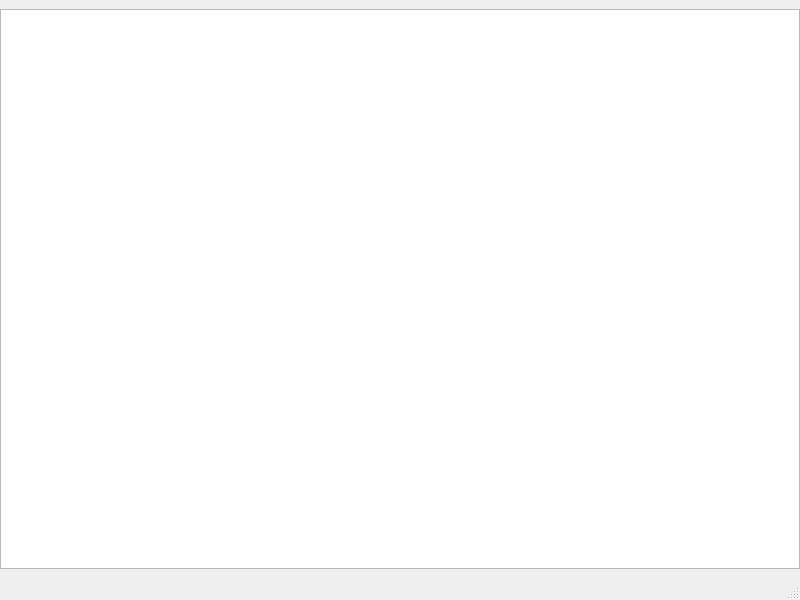
Qt form lab2/qtexteditor.ui (architect-prog/qt_labs) before a commit.
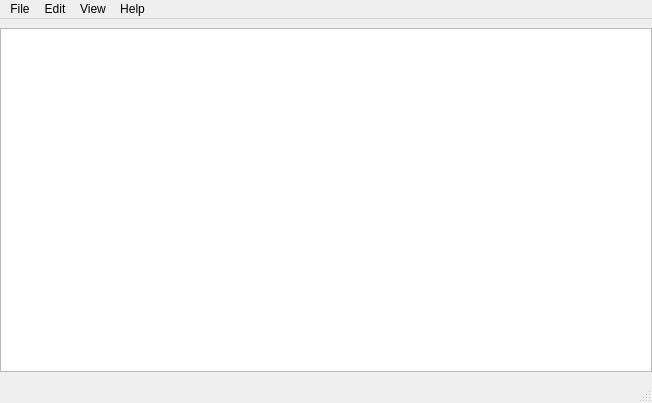
The same form after that commit. Icons and pictures are not drawn.

What changed in the file:
```diff
--- a/lab2/qtexteditor.ui
+++ b/lab2/qtexteditor.ui
@@ -6,8 +6,8 @@
    <rect>
     <x>0</x>
     <y>0</y>
-    <width>800</width>
-    <height>600</height>
+    <width>652</width>
+    <height>403</height>
    </rect>
   </property>
   <property name="windowTitle">
@@ -39,10 +39,52 @@
     <rect>
      <x>0</x>
      <y>0</y>
-     <width>800</width>
+     <width>652</width>
      <height>26</height>
     </rect>
    </property>
+   <widget class="QMenu" name="menuFile">
+    <property name="title">
+     <string>File</string>
+    </property>
+    <addaction name="actionNew"/>
+    <addaction name="actionOpen"/>
+    <addaction name="separator"/>
+    <addaction name="actionSave"/>
+    <addaction name="actionSave_As"/>
+    <addaction name="separator"/>
+    <addaction name="actionClose"/>
+    <addaction name="separator"/>
+    <addaction name="actionExit"/>
+   </widget>
+   <widget class="QMenu" name="menus">
+    <property name="title">
+     <string>Edit</string>
+    </property>
+    <addaction name="actionCut"/>
+    <addaction name="actionCopy"/>
+    <addaction name="actionPaste"/>
+    <addaction name="separator"/>
+    <addaction name="actionUndo"/>
+    <addaction name="actionRedo"/>
+   </widget>
+   <widget class="QMenu" name="menuView">
+    <property name="title">
+     <string>View</string>
+    </property>
+    <addaction name="actionSelect_Font"/>
+   </widget>
+   <widget class="QMenu" name="menuInfo">
+    <property name="title">
+     <string>Help</string>
+    </property>
+    <addaction name="actionAbout"/>
+    <addaction name="actionAbout_Qt"/>
+   </widget>
+   <addaction name="menuFile"/>
+   <addaction name="menus"/>
+   <addaction name="menuView"/>
+   <addaction name="menuInfo"/>
   </widget>
   <action name="actionNew">
    <property name="icon">
```
Left out of the diff: 136 changed lines with no effect on the pictures.
